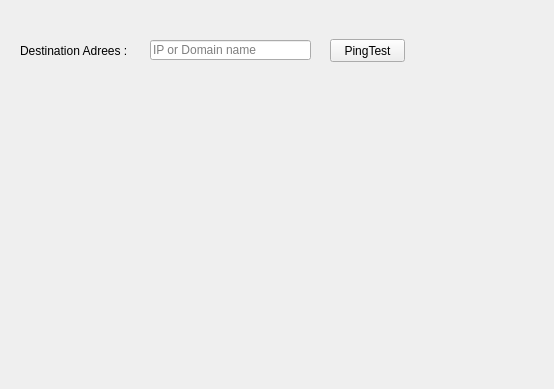
This is QtGuiApplicationTest/QtGuiApplicationTest/DebugInfoNetworkWidget.ui in xautshuanglong/QtLearningRepository as Qt 5 draws it before an edit. The edited form follows.
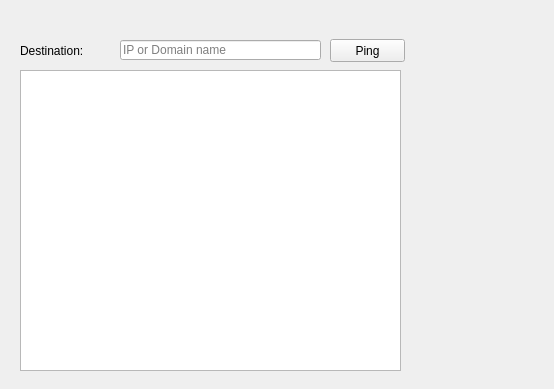
This is the edited form.

Commit message: ping 完善，待续。

Diff of the .ui file:
```diff
--- a/QtGuiApplicationTest/QtGuiApplicationTest/DebugInfoNetworkWidget.ui
+++ b/QtGuiApplicationTest/QtGuiApplicationTest/DebugInfoNetworkWidget.ui
@@ -23,15 +23,15 @@
     </rect>
    </property>
    <property name="text">
-    <string>PingTest</string>
+    <string>Ping</string>
    </property>
   </widget>
   <widget class="QLineEdit" name="leDestinationAddress">
    <property name="geometry">
     <rect>
-     <x>150</x>
+     <x>120</x>
      <y>40</y>
-     <width>161</width>
+     <width>201</width>
      <height>20</height>
     </rect>
    </property>
@@ -44,12 +44,25 @@
     <rect>
      <x>20</x>
      <y>40</y>
-     <width>141</width>
+     <width>91</width>
      <height>21</height>
     </rect>
    </property>
    <property name="text">
-    <string>Destination Adrees :</string>
+    <string>Destination:</string>
+   </property>
+  </widget>
+  <widget class="QPlainTextEdit" name="tePintRspContent">
+   <property name="geometry">
+    <rect>
+     <x>20</x>
+     <y>70</y>
+     <width>381</width>
+     <height>301</height>
+    </rect>
+   </property>
+   <property name="readOnly">
+    <bool>true</bool>
    </property>
   </widget>
  </widget>
```
Left out of the diff: 2 changed lines with no effect on the pictures. The commit also changes 2 other files.
